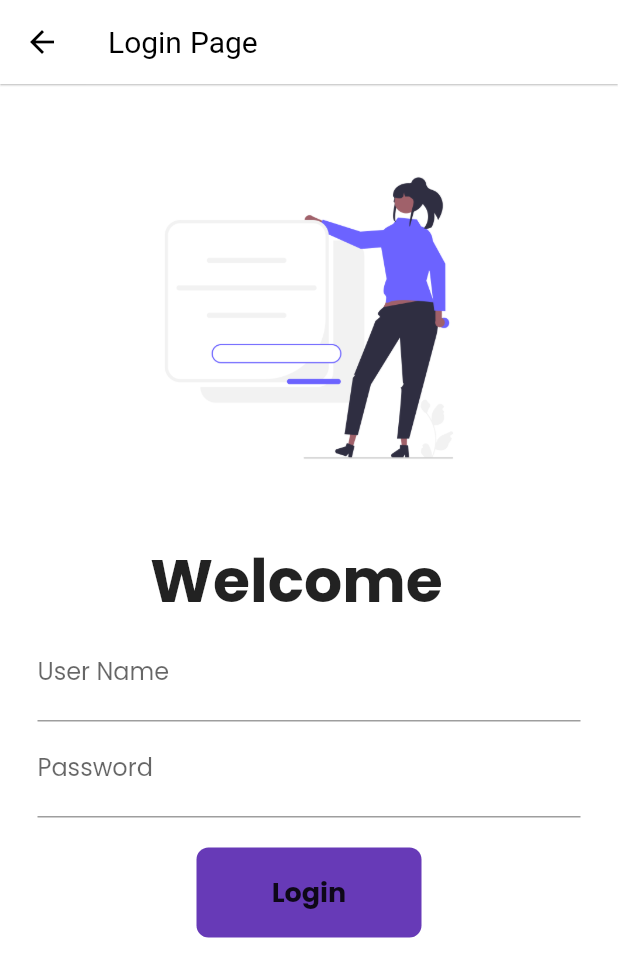
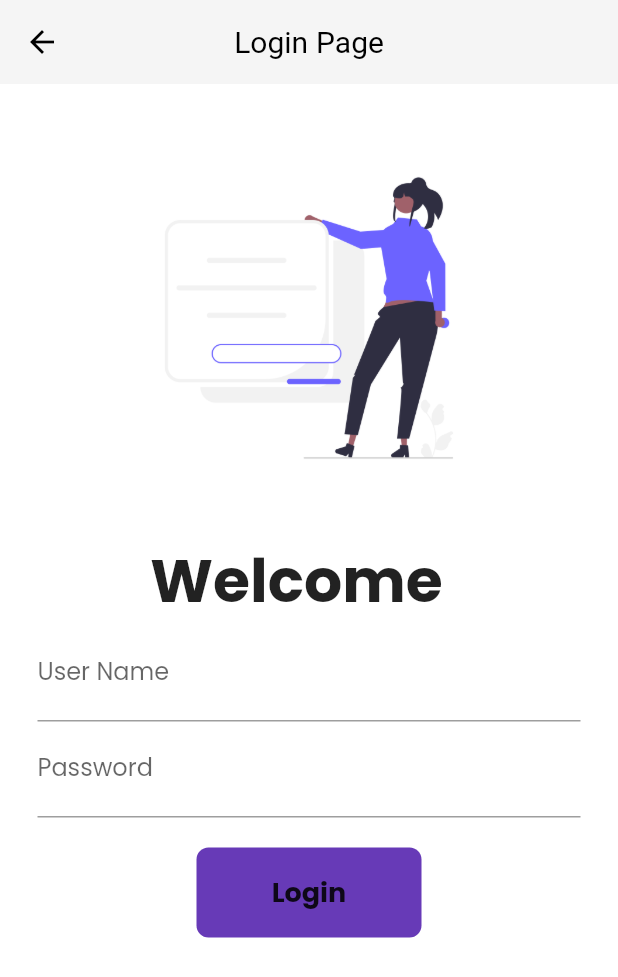
Before and after one commit to unique-gautam-yadav/Learn-Flutter, a Flutter app: the Login2 screen opened by its route, on a phone screen of 412 x 824 dp. Shown: the top 977 px of the screen. Run offline on Flutter 3.47's test engine with Material 2 defaults, Android fonts, the phone set to English and light mode, and no system bars; our stand-ins replace google_fonts, velocity_x; network calls fail.

Commit message:
Day 19 Completed

```diff
--- a/lib/main.dart
+++ b/lib/main.dart
@@ -1,6 +1,7 @@
 import 'package:first_app/Pages/Home.dart';
 import 'package:first_app/Pages/Login.dart';
 import 'package:first_app/Pages/Profile.dart';
+import 'package:first_app/Pages/cart_page.dart';
 import 'package:first_app/utils/MyThemes.dart';
 import 'Pages/Login2.dart';
 import 'package:first_app/utils/MyRoutes.dart';
@@ -24,7 +25,8 @@ class App extends StatelessWidget {
         MyRoutes.homeRoute: (context) => const Home(),
         MyRoutes.loginRoute: (context) => const Login(),
         MyRoutes.login2Route: (context) => const Login2(),
-        MyRoutes.profileRoute: (context) => const MyProfile()
+        MyRoutes.profileRoute: (context) => const MyProfile(),
+        MyRoutes.cartRoute: (context) => const CartPage(),
       },
     );
   }
--- a/lib/utils/MyRoutes.dart
+++ b/lib/utils/MyRoutes.dart
@@ -4,4 +4,5 @@ class MyRoutes {
   static String rootRoute = "/";
   static String login2Route = "/login2";
   static String profileRoute = "/profile";
+  static String cartRoute = "/cart";
 }
--- a/lib/utils/MyThemes.dart
+++ b/lib/utils/MyThemes.dart
@@ -1,3 +1,5 @@
+// ignore_for_file: file_names
+
 import 'package:flutter/material.dart';
 import 'package:google_fonts/google_fonts.dart';
 
@@ -7,14 +9,15 @@ class MyThemes {
       brightness: Brightness.light,
       fontFamily: GoogleFonts.poppins().fontFamily,
       primarySwatch: Colors.deepPurple,
-      appBarTheme: const AppBarTheme(
-          backgroundColor: Colors.white,
-          elevation: 0.5,
-          titleTextStyle: TextStyle(
+      appBarTheme: AppBarTheme(
+          backgroundColor: MyThemes.creamColor,
+          centerTitle: true,
+          elevation: 0,
+          titleTextStyle: const TextStyle(
             color: Colors.black,
             fontSize: 20,
           ),
-          iconTheme: IconThemeData(color: Colors.black)));
+          iconTheme: const IconThemeData(color: Colors.black)));
   static ThemeData darkTheme(BuildContext context) =>
       ThemeData(brightness: Brightness.dark);
   //Colors
```
Also changed, not shown: lib/Pages/Home.dart (+8 -1 lines), lib/Pages/ItemDetail.dart (+13 -9 lines), lib/Pages/cart_page.dart (added, +22 -0 lines).
